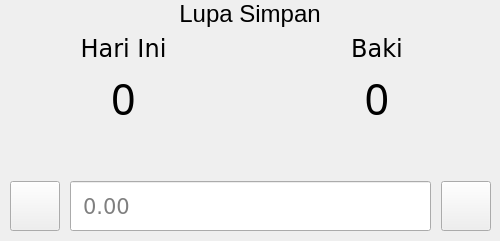
Qt form mainwindow.ui (aidilrx04/LupaSimpan) before a commit.
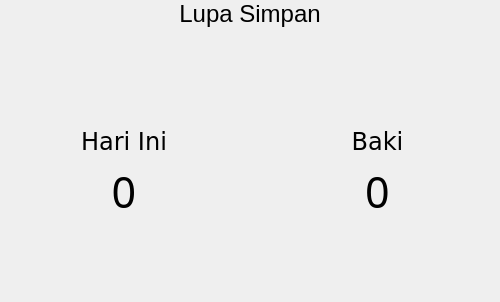
The same form after that commit. Icons and pictures are not drawn.

The edit to the form file:
```diff
--- a/mainwindow.ui
+++ b/mainwindow.ui
@@ -7,7 +7,7 @@
     <x>0</x>
     <y>0</y>
     <width>500</width>
-    <height>241</height>
+    <height>302</height>
    </rect>
   </property>
   <property name="sizePolicy">
@@ -21,7 +21,7 @@
   </property>
   <widget class="QWidget" name="centralwidget">
    <property name="layoutDirection">
-    <enum>Qt::LayoutDirection::RightToLeft</enum>
+    <enum>Qt::LayoutDirection::LeftToRight</enum>
    </property>
    <widget class="QWidget" name="verticalLayoutWidget">
     <property name="geometry">
@@ -29,7 +29,7 @@
       <x>0</x>
       <y>0</y>
       <width>501</width>
-      <height>241</height>
+      <height>301</height>
      </rect>
     </property>
     <layout class="QVBoxLayout" name="verticalLayout">
@@ -72,43 +72,6 @@
      </item>
      <item>
       <layout class="QHBoxLayout" name="horizontalLayout_2">
-       <item>
-        <layout class="QVBoxLayout" name="verticalLayout_3">
-         <item>
-          <widget class="QLabel" name="bakiTitleLabel">
-           <property name="font">
-            <font>
-             <family>Verdana</family>
-             <pointsize>18</pointsize>
-             <bold>false</bold>
-            </font>
-           </property>
-           <property name="text">
-            <string>Baki</string>
-           </property>
-           <property name="alignment">
-            <set>Qt::AlignmentFlag::AlignCenter</set>
-           </property>
-          </widget>
-         </item>
-         <item>
-          <widget class="QLabel" name="bakiLabel">
-           <property name="font">
-            <font>
-             <family>Cascadia Code</family>
-             <pointsize>32</pointsize>
-            </font>
-           </property>
-           <property name="text">
-            <string>0</string>
-           </property>
-           <property name="alignment">
-            <set>Qt::AlignmentFlag::AlignCenter</set>
-           </property>
-          </widget>
-         </item>
-        </layout>
-       </item>
        <item>
         <layout class="QVBoxLayout" name="verticalLayout_2">
          <item>
@@ -175,6 +138,43 @@
          </item>
         </layout>
        </item>
+       <item>
+        <layout class="QVBoxLayout" name="verticalLayout_3">
+         <item>
+          <widget class="QLabel" name="bakiTitleLabel">
+           <property name="font">
+            <font>
+             <family>Verdana</family>
+             <pointsize>18</pointsize>
+             <bold>false</bold>
+            </font>
+           </property>
+           <property name="text">
+            <string>Baki</string>
+           </property>
+           <property name="alignment">
+            <set>Qt::AlignmentFlag::AlignCenter</set>
+           </property>
+          </widget>
+         </item>
+         <item>
+          <widget class="QLabel" name="bakiLabel">
+           <property name="font">
+            <font>
+             <family>Cascadia Code</family>
+             <pointsize>32</pointsize>
+            </font>
+           </property>
+           <property name="text">
+            <string>0</string>
+           </property>
+           <property name="alignment">
+            <set>Qt::AlignmentFlag::AlignCenter</set>
+           </property>
+          </widget>
+         </item>
+        </layout>
+       </item>
       </layout>
      </item>
      <item>
@@ -193,115 +193,6 @@
        </property>
       </spacer>
      </item>
-     <item>
-      <layout class="QHBoxLayout" name="horizontalLayout" stretch="0,0,0">
-       <property name="spacing">
-        <number>10</number>
-       </property>
-       <property name="sizeConstraint">
-        <enum>QLayout::SizeConstraint::SetNoConstraint</enum>
-       </property>
-       <property name="leftMargin">
-        <number>10</number>
-       </property>
-       <property name="topMargin">
-        <number>10</number>
-       </property>
-       <property name="rightMargin">
-        <number>10</number>
-       </property>
-       <property name="bottomMargin">
-        <number>10</number>
-       </property>
-       <item>
-        <widget class="QPushButton" name="submitButton">
-         <property name="sizePolicy">
-          <sizepolicy hsizetype="Fixed" vsizetype="Fixed">
-           <horstretch>0</horstretch>
-           <verstretch>0</verstretch>
-          </sizepolicy>
-         </property>
-         <property name="minimumSize">
-          <size>
-           <width>50</width>
-           <height>50</height>
-          </size>
-         </property>
-         <property name="text">
-          <string/>
-         </property>
-         <property name="icon">
-          <iconset theme="QIcon::ThemeIcon::DocumentSend"/>
-         </property>
-         <property name="iconSize">
-          <size>
-           <width>32</width>
-           <height>32</height>
-          </size>
-         </property>
-        </widget>
-       </item>
-       <item>
-        <widget class="QLineEdit" name="amountEdit">
-         <property name="sizePolicy">
-          <sizepolicy hsizetype="Expanding" vsizetype="Fixed">
-           <horstretch>0</horstretch>
-           <verstretch>0</verstretch>
-          </sizepolicy>
-         </property>
-         <property name="minimumSize">
-          <size>
-           <width>50</width>
-           <height>50</height>
-          </size>
-         </property>
-         <property name="font">
-          <font>
-           <family>Verdana</family>
-           <pointsize>16</pointsize>
-          </font>
-         </property>
-         <property name="styleSheet">
-          <string notr="true">padding-left: 10px;
-padding-right: 10px;
-
-</string>
-         </property>
-         <property name="placeholderText">
-          <string>0.00</string>
-         </property>
-        </widget>
-       </item>
-       <item>
-        <widget class="QPushButton" name="listButton">
-         <property name="sizePolicy">
-          <sizepolicy hsizetype="Fixed" vsizetype="Fixed">
-           <horstretch>0</horstretch>
-           <verstretch>0</verstretch>
-          </sizepolicy>
-         </property>
-         <property name="minimumSize">
-          <size>
-           <width>50</width>
-           <height>50</height>
-          </size>
-         </property>
-         <property name="text">
-          <string/>
-         </property>
-         <property name="icon">
-          <iconset theme="QIcon::ThemeIcon::FormatJustifyLeft"/>
-         </property>
-         <property name="iconSize">
-          <size>
-           <width>32</width>
-           <height>32</height>
-          </size>
-         </property>
-        </widget>
-       </item>
-      </layout>
-     </item>
     </layout>
    </widget>
   </widget>
```
